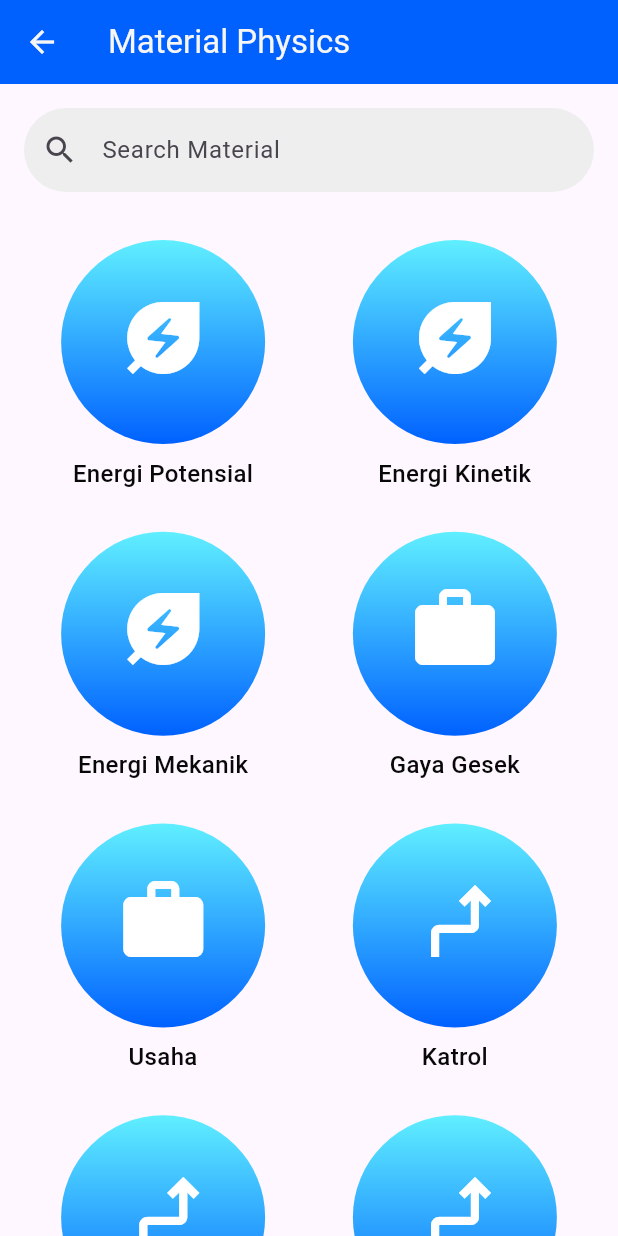
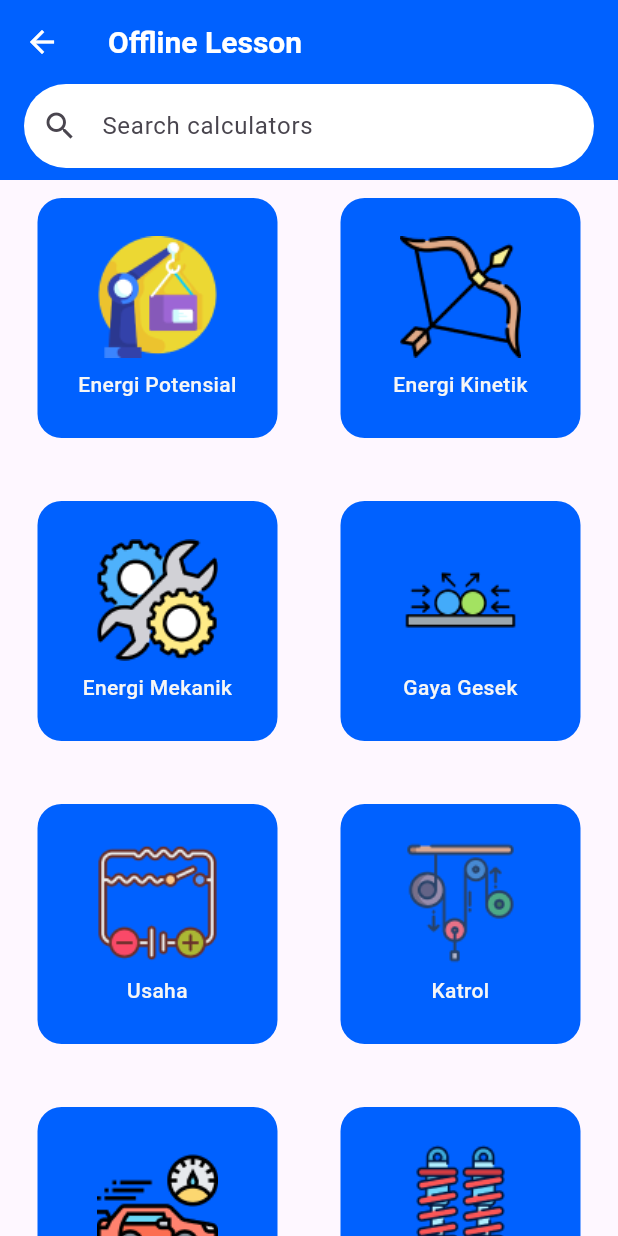
Before and after one commit to DesrielKiki/sunco_physics, a Flutter app: the screen it shows after launch, after a tap on "Continue without login", after a tap on "Offline Lesson", on a phone screen of 412 x 824 dp. Run offline on Flutter 3.47's test engine with Material 3 defaults, Android fonts, the light colour scheme and no system bars; our stand-ins replace cloud_firestore, firebase_auth, firebase_core, firebase_storage, image_picker, shared_preferences; accounts and stored records are empty.

Commit message:
:wrench: modify lesson list

```diff
--- a/lib/data/model/application_entity.dart
+++ b/lib/data/model/application_entity.dart
@@ -25,56 +25,48 @@ class ApplicationEntity {
   static List<Map<String, dynamic>> lesson = [
     {
       'title': 'Energi Potensial',
-      'icon': Icons.energy_savings_leaf,
+      'icon': 'assets/lesson/icon/ic_potential_energy.png',
       'route': '/potentialEnergyLesson',
     },
     {
       'title': 'Energi Kinetik',
-      'icon': Icons.energy_savings_leaf,
+      'icon': 'assets/lesson/icon/ic_kinetic_energy.png',
       'route': '/kineticEnergyLesson',
     },
     {
       'title': 'Energi Mekanik',
-      'icon': Icons.energy_savings_leaf,
+      'icon': 'assets/lesson/icon/ic_mechanical_energy.png',
       'route': '/mechanicalEnergyLesson',
     },
     {
       'title': 'Gaya Gesek',
-      'icon': Icons.work,
+      'icon': 'assets/lesson/icon/ic_friction.png',
       'route': '/frictionLesson',
     },
     {
       'title': 'Usaha',
-      'icon': Icons.work,
+      'icon': 'assets/lesson/icon/ic_work.png',
       'route': '/workLesson',
     },
     {
       'title': 'Katrol',
-      'icon': Icons.turn_sharp_right_outlined,
+      'icon': 'assets/lesson/icon/ic_pulley.png',
       'route': '/pulleyLesson',
     },
-
     {
       'title': 'kinematik',
-      'icon': Icons.turn_sharp_right_outlined,
+      'icon': 'assets/lesson/icon/ic_kinematic.png',
       'route': '/kinematicLesson',
     },
     {
       'title': 'Gaya Pegas',
-      'icon': Icons.turn_sharp_right_outlined,
+      'icon': 'assets/lesson/icon/ic_spring.png',
       'route': '/springLesson',
     },
     {
       'title': 'Vektor',
-      'icon': Icons.turn_sharp_right_outlined,
+      'icon': 'assets/lesson/icon/ic_vector.png',
       'route': '/vectorLesson',
     },
-
-    // static const String potentialEnergyLesson = '/potentialEnergyLesson';
-    // static const String kineticEnergyLesson = '/kineticEnergyLesson';
-    //     static const String workLesson = '/workLesson';
-    // static const String pulleyLesson = '/pulleyLesson';
-    // static const String frictionLesson = '/frictionLesson';
-    // static const String springLesson = '/springLesson';
   ];
 }
--- a/lib/main.dart
+++ b/lib/main.dart
@@ -8,6 +8,7 @@ import 'package:sunco_physics/presentation/screen/lesson/offline_lesson/lesson/m
 import 'package:sunco_physics/presentation/screen/lesson/offline_lesson/lesson/potential_energy_lesson.dart';
 import 'package:sunco_physics/presentation/screen/lesson/offline_lesson/lesson/spring_lesson.dart';
 import 'package:sunco_physics/presentation/screen/lesson/offline_lesson/lesson/vector_lesson.dart';
+import 'package:sunco_physics/presentation/screen/lesson/offline_lesson/lesson_list.dart';
 
 void main() async {
   WidgetsFlutterBinding.ensureInitialized();
@@ -37,7 +38,7 @@ class MyApp extends StatelessWidget {
         ),
         useMaterial3: true,
       ),
-      //home: const VectorLesson(),
+      // home: const OfflineLessonListScreen(),
     );
   }
 }
--- a/lib/presentation/screen/lesson/offline_lesson/lesson_list.dart
+++ b/lib/presentation/screen/lesson/offline_lesson/lesson_list.dart
@@ -1,4 +1,3 @@
-import 'package:firebase_auth/firebase_auth.dart';
 import 'package:flutter/material.dart';
 import 'package:sunco_physics/data/model/application_entity.dart';
 import 'package:sunco_physics/presentation/theme/color_config.dart';
@@ -14,29 +13,11 @@ class OfflineLessonListScreen extends StatefulWidget {
 class _OfflineLessonListScreenState extends State<OfflineLessonListScreen> {
   final TextEditingController _searchController = TextEditingController();
   List<Map<String, dynamic>> _filteredLessons = ApplicationEntity.lesson;
-  String _searchText = '';
-  bool isAdmin = false;
-
-  void _checkAdminStatus() async {
-    User? user = FirebaseAuth
-        .instance.currentUser; // Dapatkan pengguna yang sedang login
-    if (user != null && user.email == 'admin@gmail.com') {
-      setState(() {
-        isAdmin =
-            true; // Jika email pengguna adalah admin, set isAdmin menjadi true
-      });
-    } else {
-      setState(() {
-        isAdmin = false; // Jika bukan admin, set isAdmin menjadi false
-      });
-    }
-  }
 
   @override
   void initState() {
     super.initState();
     _searchController.addListener(_onSearchChanged);
-    _checkAdminStatus();
   }
 
   @override
@@ -48,8 +29,6 @@ class _OfflineLessonListScreenState extends State<OfflineLessonListScreen> {
 
   void _onSearchChanged() {
     setState(() {
-      _searchText = _searchController.text;
-
       _filteredLessons = ApplicationEntity.lesson
           .where((lesson) => lesson['title']!
               .toLowerCase()
@@ -61,34 +40,36 @@ class _OfflineLessonListScreenState extends State<OfflineLessonListScreen> {
   @override
   Widget build(BuildContext context) {
     return Scaffold(
-      appBar: AppBar(
+      body: CustomScrollView(
+        slivers: [
+          SliverAppBar(
             backgroundColor: ColorConfig.primaryColor,
-        title: const Text('Material Physics'),
-        foregroundColor: ColorConfig.onPrimaryColor,
+            floating: true,
+            pinned: false,
+            snap: true,
+            title: const Text(
+              'Offline Lesson',
+              style: TextStyle(fontSize: 20, fontWeight: FontWeight.bold),
             ),
-      body: Center(
-        child: Column(
+            foregroundColor: Colors.white,
+            leading: IconButton(
+              icon: const Icon(Icons.arrow_back),
+              onPressed: () => Navigator.pop(context),
+            ),
+            expandedHeight: 120.0, // Tinggi AppBar termasuk Search Bar
+            flexibleSpace: FlexibleSpaceBar(
+              background: Column(
+                mainAxisAlignment: MainAxisAlignment.end,
                 children: [
                   Padding(
-              padding: const EdgeInsets.only(top: 16, left: 16, right: 16),
+                    padding: const EdgeInsets.symmetric(horizontal: 16.0),
                     child: TextField(
                       controller: _searchController,
                       decoration: InputDecoration(
-                  hintText: 'Search Material',
+                        hintText: 'Search calculators',
                         prefixIcon: const Icon(Icons.search),
-                  suffixIcon: _searchText.isNotEmpty
-                      ? IconButton(
-                          icon: const Icon(Icons.close),
-                          onPressed: () {
-                            _searchController.clear();
-                            setState(() {
-                              _filteredLessons = ApplicationEntity.lesson;
-                            });
-                          },
-                        )
-                      : null,
                         filled: true,
-                  fillColor: Colors.grey.shade200,
+                        fillColor: Colors.white, // Tetap putih
                         border: OutlineInputBorder(
                           borderRadius: BorderRadius.circular(30),
                           borderSide: BorderSide.none,
@@ -96,14 +77,16 @@ class _OfflineLessonListScreenState extends State<OfflineLessonListScreen> {
                       ),
                     ),
                   ),
-            Expanded(
-              child: Padding(
-                padding: const EdgeInsets.symmetric(horizontal: 12.0),
-                child: LessonGrid(filteredLessons: _filteredLessons),
+                  const SizedBox(height: 8), // Jarak dengan list
+                ],
               ),
             ),
+          ),
+          SliverPadding(
+            padding: const EdgeInsets.all(12.0),
+            sliver: LessonGrid(filteredLessons: _filteredLessons),
+          ),
         ],
-        ),
       ),
     );
   }
@@ -119,15 +102,17 @@ class LessonGrid extends StatelessWidget {
 
   @override
   Widget build(BuildContext context) {
-    return filteredLessons.isEmpty
-        ? Center(
+    if (filteredLessons.isEmpty) {
+      return SliverFillRemaining(
+        hasScrollBody: false,
+        child: Center(
           child: Column(
             mainAxisAlignment: MainAxisAlignment.center,
             children: [
               Image.asset('assets/ic_notfound.png', height: 120),
               const SizedBox(height: 16),
               const Text(
-                  "Material Not Found",
+                "Calculator Not Found",
                 style: TextStyle(
                   color: Colors.grey,
                   fontSize: 16,
@@ -136,63 +121,61 @@ class LessonGrid extends StatelessWidget {
               ),
             ],
           ),
-          )
-        : Padding(
-            padding: const EdgeInsets.only(top: 32),
-            child: GridView.builder(
+        ),
+      );
+    } else {
+      return SliverGrid(
         gridDelegate: const SliverGridDelegateWithFixedCrossAxisCount(
           crossAxisCount: 2,
-                crossAxisSpacing: 1,
-                mainAxisSpacing: 1,
+          crossAxisSpacing: 16,
+          mainAxisSpacing: 16,
           childAspectRatio: 1,
         ),
-              itemCount: filteredLessons.length,
-              itemBuilder: (context, index) {
+        delegate: SliverChildBuilderDelegate(
+          (context, index) {
             final lesson = filteredLessons[index];
             return GestureDetector(
               onTap: () {
                 Navigator.pushNamed(context, lesson['route'] as String);
               },
-                  child: Center(
               child: Column(
                 children: [
-                        SizedBox(
-                          width: 136,
-                          height: 136,
-                          child: Container(
-                            decoration: const BoxDecoration(
-                              shape: BoxShape.circle,
-                              gradient: ColorConfig.gradientBrandReverse,
+                  Container(
+                    width: 160,
+                    height: 160,
+                    decoration: BoxDecoration(
+                      color: ColorConfig.primaryColor,
+                      borderRadius: BorderRadius.circular(16),
                     ),
                     child: Column(
                       mainAxisAlignment: MainAxisAlignment.center,
                       children: [
-                                Icon(
-                                  lesson['icon'] as IconData,
-                                  size: 64,
-                                  color: Colors.white,
-                                ),
-                                const SizedBox(height: 6),
-                              ],
-                            ),
-                          ),
+                        Image(
+                          image: AssetImage(lesson['icon'] as String),
+                          width: 81,
+                          height: 81,
                         ),
                         const SizedBox(height: 8),
                         Text(
                           lesson['title'] as String,
                           textAlign: TextAlign.center,
                           style: const TextStyle(
-                            fontSize: 16,
+                            fontSize: 14,
+                            color: ColorConfig.onPrimaryColor,
                             fontWeight: FontWeight.w500,
-                            color: ColorConfig.black,
                           ),
                         ),
                       ],
                     ),
                   ),
+                  const SizedBox(height: 8),
+                ],
+              ),
             );
           },
+          childCount: filteredLessons.length,
         ),
       );
     }
   }
+}
--- a/pubspec.yaml
+++ b/pubspec.yaml
@@ -66,6 +66,7 @@ flutter:
   assets:
     - assets/
     - assets/lesson/
+    - assets/lesson/icon/
 
   # An image asset can refer to one or more resolution-specific "variants", see
   # https://flutter.dev/to/resolution-aware-images
```
Also changed, not shown: assets/lesson/icon/ic_friction.png (added), assets/lesson/icon/ic_kinematic.png (added), assets/lesson/icon/ic_kinetic_energy.png (added), assets/lesson/icon/ic_mechanical_energy.png (added), assets/lesson/icon/ic_potential_energy.png (added), assets/lesson/icon/ic_pulley.png (added), assets/lesson/icon/ic_spring.png (added), assets/lesson/icon/ic_vector.png (added), assets/lesson/icon/ic_work.png (added). Lines whose indentation alone changed are shown as unchanged.
